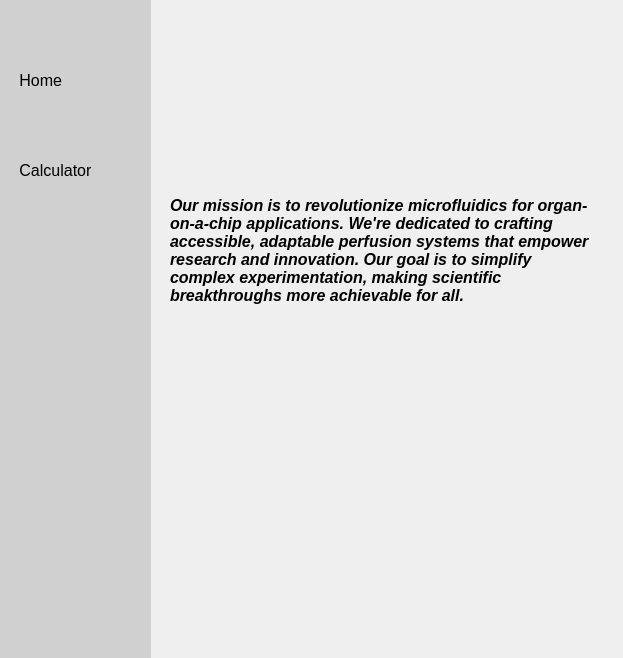
First picture: the form in appGUI.ui, repository JuanCamiloGS/VivoStreamGUI, before the edit.
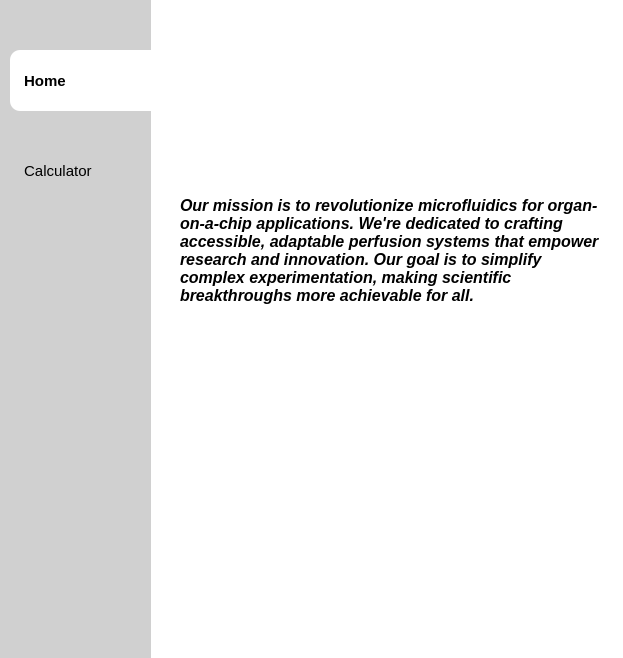
Second picture: the form after the edit. Icons and pictures are not drawn.

Commit message: Custom buttons

What changed in the file:
```diff
--- a/appGUI.ui
+++ b/appGUI.ui
@@ -13,6 +13,12 @@
   <property name="windowTitle">
    <string>Application</string>
   </property>
+  <property name="autoFillBackground">
+   <bool>false</bool>
+  </property>
+  <property name="styleSheet">
+   <string notr="true">background-color:rgb(255, 255, 255)</string>
+  </property>
   <widget class="QWidget" name="centralwidget">
    <widget class="QWidget" name="widget" native="true">
     <property name="geometry">
@@ -34,7 +40,14 @@
 QPushButton {
 	text-align:left;
 	border:none;
-	padding-left:5px;
+	padding-left:10px;
+	border-top-left-radius:10px;
+	border-bottom-left-radius:10px;
+}
+
+QPushButton:checked {
+	background-color: rgb(255, 255, 255);
+	font-weight:bold;
 }</string>
     </property>
     <widget class="QPushButton" name="homeButton">
@@ -42,13 +55,13 @@
       <rect>
        <x>10</x>
        <y>50</y>
-       <width>131</width>
+       <width>141</width>
        <height>61</height>
       </rect>
      </property>
      <property name="font">
       <font>
-       <pointsize>12</pointsize>
+       <pointsize>11</pointsize>
       </font>
      </property>
      <property name="layoutDirection">
@@ -67,19 +80,28 @@
        <height>40</height>
       </size>
      </property>
+     <property name="checkable">
+      <bool>true</bool>
+     </property>
+     <property name="checked">
+      <bool>true</bool>
+     </property>
+     <property name="autoExclusive">
+      <bool>true</bool>
+     </property>
     </widget>
     <widget class="QPushButton" name="calculatorButton">
      <property name="geometry">
       <rect>
        <x>10</x>
        <y>140</y>
-       <width>131</width>
+       <width>141</width>
        <height>61</height>
       </rect>
      </property>
      <property name="font">
       <font>
-       <pointsize>12</pointsize>
+       <pointsize>11</pointsize>
       </font>
      </property>
      <property name="text">
@@ -95,12 +117,18 @@
        <height>40</height>
       </size>
      </property>
+     <property name="checkable">
+      <bool>true</bool>
+     </property>
+     <property name="autoExclusive">
+      <bool>true</bool>
+     </property>
     </widget>
    </widget>
    <widget class="QStackedWidget" name="stackedWidget">
     <property name="geometry">
      <rect>
-      <x>160</x>
+      <x>170</x>
       <y>10</y>
       <width>451</width>
       <height>641</height>
```
The commit also changes 1 other file.
